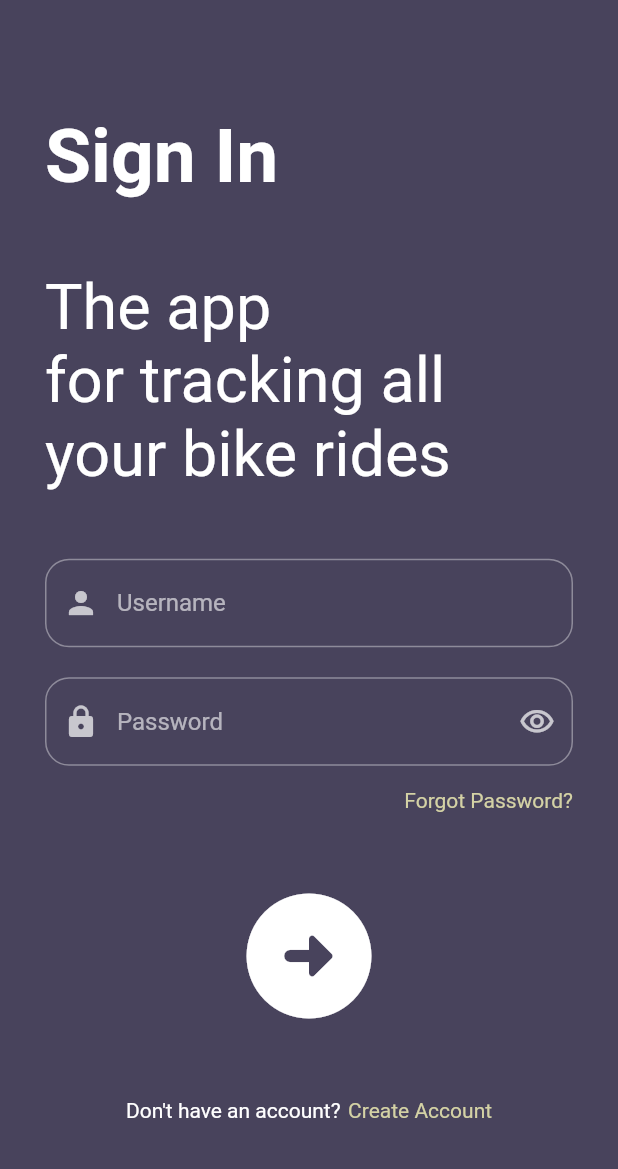
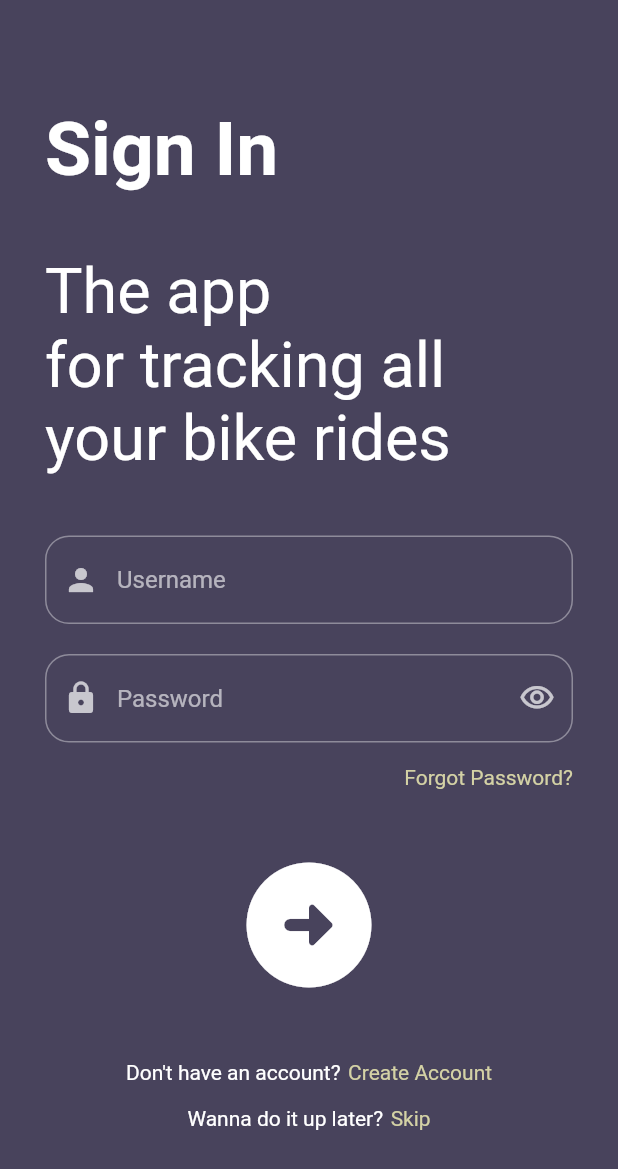
Before and after one commit to TeryakiiSauce/oldbike, a Flutter app: the screen it shows after launch, on a phone screen of 412 x 824 dp. Shown: the top 1169 px of the screen. Run offline on Flutter 3.47's test engine with Material 2 defaults, Android fonts, the phone set to English and light mode, and no system bars.

Commit message:
added skip button in the login page

```diff
--- a/lib/screens/login-signup/login.dart
+++ b/lib/screens/login-signup/login.dart
@@ -63,6 +63,8 @@ class LoginScreen extends StatelessWidget {
                 Icons.arrow_circle_right_rounded,
                 size: 100.0,
               ),
+              Column(
+                children: [
                   Row(
                     mainAxisAlignment: MainAxisAlignment.center,
                     children: const [
@@ -76,6 +78,25 @@ class LoginScreen extends StatelessWidget {
                       ),
                     ],
                   ),
+                  const SizedBox(
+                    height: 15.0,
+                    width: 5.0,
+                  ),
+                  Row(
+                    mainAxisAlignment: MainAxisAlignment.center,
+                    children: const [
+                      Text('Wanna do it up later?'),
+                      SizedBox(
+                        width: 5.0,
+                      ),
+                      Text(
+                        'Skip',
+                        style: kAttentionLabelTS,
+                      ),
+                    ],
+                  ),
+                ],
+              ),
             ],
           ),
         ),
```
Also changed, not shown: 12 other files. Lines whose indentation alone changed are shown as unchanged.
